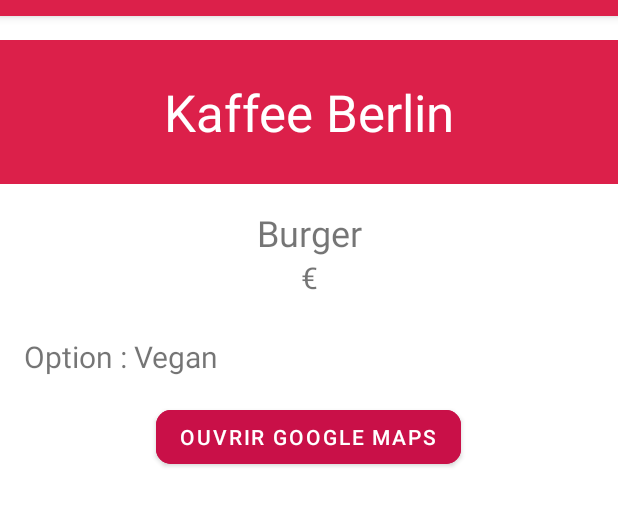
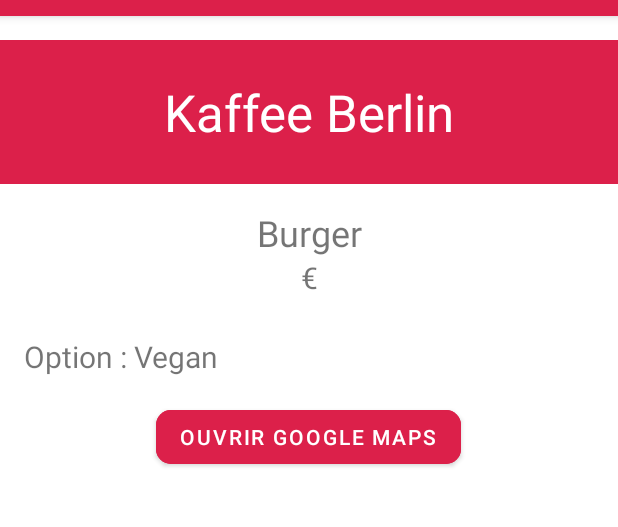
Before and after one commit to Zenika/ZeniLunch, an Android app: the screen it shows after launch (DetailActivity), after a tap on "Kaffee Berlin", on a phone screen of 412 x 824 dp, the part 68-595 px from its top. Run offline under Robolectric (Android 15) with nearby library versions, the phone set to English and light mode, and no system bars.

Commit message:
Change button night mode style

```diff
--- a/app/src/main/res/layout/detail_activity.xml
+++ b/app/src/main/res/layout/detail_activity.xml
@@ -59,7 +59,7 @@
         android:layout_height="wrap_content"
         android:layout_gravity="center"
         android:layout_marginVertical="@dimen/screen_padding"
-        android:backgroundTint="@color/primary_variant"
+        android:backgroundTint="?attr/colorPrimary"
         android:text="@string/map"
         android:textAlignment="center"
         app:cornerRadius="@dimen/card_radius" />
```
